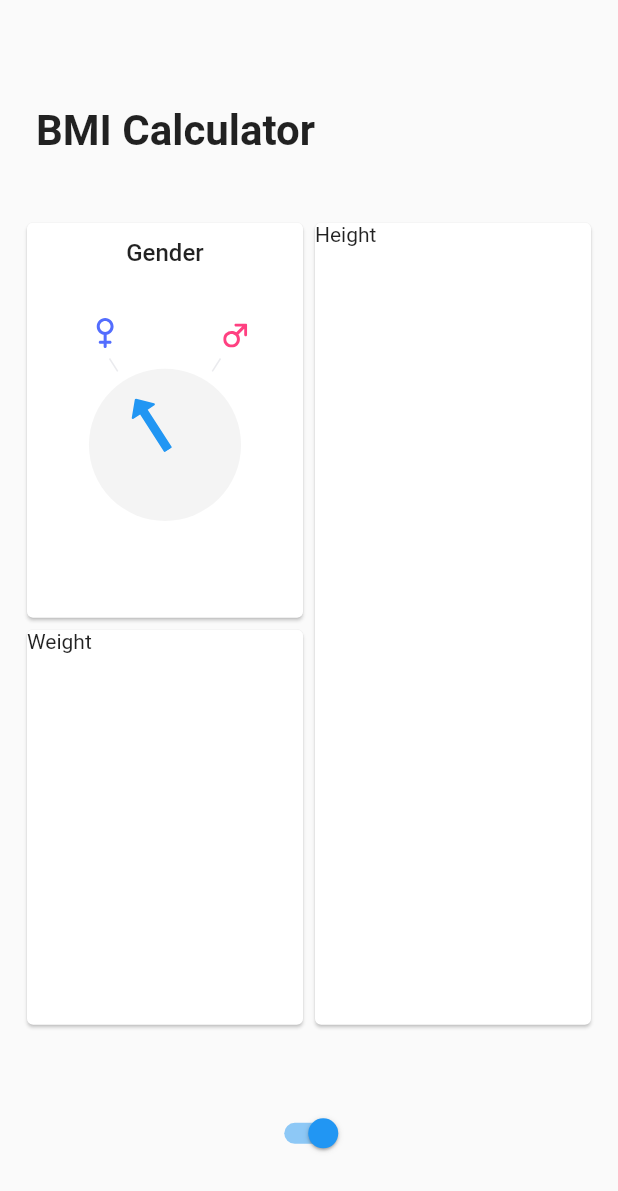
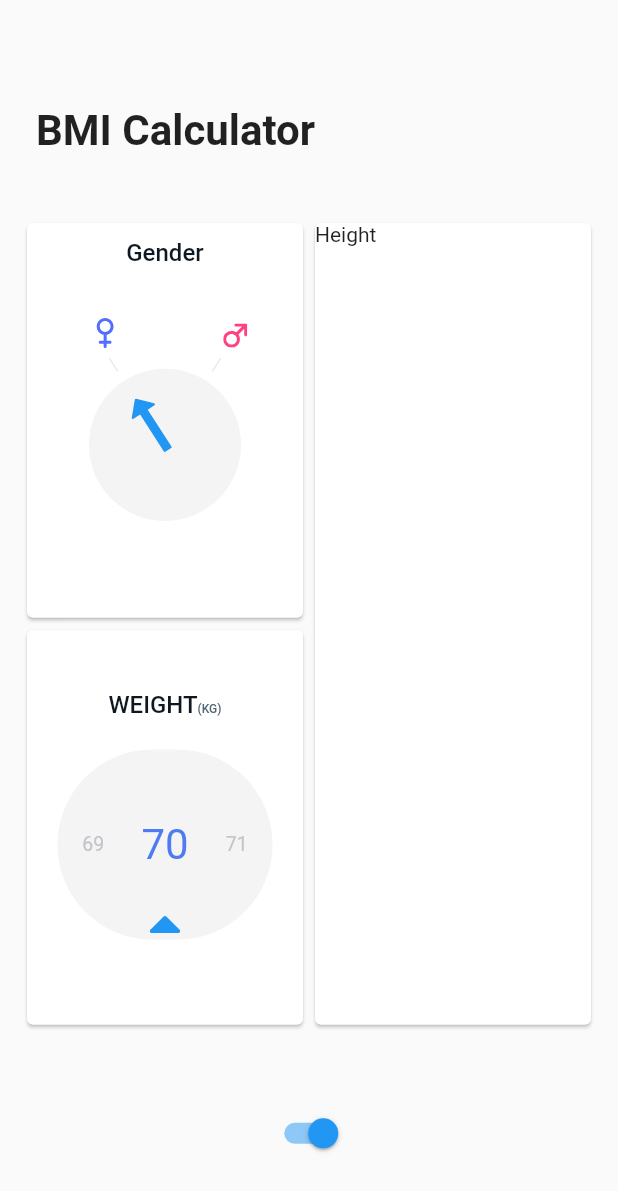
Before and after one commit to rezastallone/Heart-App, a Flutter app: the screen it shows after launch, on a phone screen of 412 x 824 dp. Shown: the top 1191 px of the screen. Run offline on Flutter 3.47's test engine with Material 2 defaults, Android fonts, the phone set to English and light mode, and no system bars; our stand-ins replace flutter_svg.

Commit message:
add weight widget

```diff
--- a/lib/input_page.dart
+++ b/lib/input_page.dart
@@ -1,5 +1,6 @@
 import 'package:flutter/material.dart';
 import 'package:heart_app/gender_card.dart';
+import 'package:heart_app/weight_card.dart';
 import 'dimensions.dart' show screenAwareSize;
 
 class InputPage extends StatelessWidget{
@@ -42,7 +43,7 @@ class InputPage extends StatelessWidget{
           Expanded(child: Column(
             children: <Widget>[
               Expanded(child: GenderCard()),
-              Expanded(child: _tempCard("Weight"))
+              Expanded(child: WeightCard())
             ],
           )),
           Expanded(child: _tempCard("Height"))
--- a/lib/title_card.dart
+++ b/lib/title_card.dart
@@ -1,12 +1,37 @@
 import 'package:flutter/material.dart';
 
+const TextStyle _titleStyle = TextStyle(
+  fontSize: 16.0,
+  fontWeight: FontWeight.w500,
+  color: Color.fromRGBO(14, 24, 35, 1.0)
+);
+
+const TextStyle _subtitleStyle = TextStyle(
+  fontSize: 8.0,
+  fontWeight: FontWeight.w500,
+  color: Color.fromRGBO(78, 102, 114, 1.0)
+);
+
 class TitleCard extends StatelessWidget{
+
   final String title;
+  final String subTitle;
 
-  const TitleCard(this.title,{Key key}) : super(key:key);
+  const TitleCard(this.title,{Key key, this.subTitle}) : super(key:key);
 
   @override
   Widget build(BuildContext context) {
-    return Text(title,style: new TextStyle(fontSize: 16.0,fontWeight: FontWeight.w500));
+    return RichText(
+      text: TextSpan(
+        text: title,
+        style: _titleStyle,
+        children: <TextSpan>[
+          TextSpan(
+            text: subTitle ?? "",
+            style: _subtitleStyle
+          )
+        ]
+      ),
+    );
   }
 }
--- /dev/null
+++ b/lib/weight_card.dart
@@ -0,0 +1,88 @@
+import 'package:flutter/material.dart';
+import 'package:heart_app/dimensions.dart';
+import 'package:heart_app/title_card.dart';
+import 'package:flutter_svg/flutter_svg.dart';
+import 'package:heart_app/weight_slider.dart';
+
+class WeightCard extends StatefulWidget {
+  get initialWeight => null;
+
+  @override
+  State<StatefulWidget> createState() {
+    return _WeightCardState();
+  }
+}
+
+class _WeightCardState extends State<WeightCard> {
+
+  int weight;
+
+  @override
+  void initState() {
+    super.initState();
+    weight = widget.initialWeight ?? 70;
+  }
+
+  @override
+  Widget build(BuildContext context) {
+    return Card(
+      child: Padding(
+        padding: EdgeInsets.only(
+            top: screenAwareSize(32.0, context),
+            left: screenAwareSize(16.0, context),
+            right: screenAwareSize(16.0, context)),
+        child: Column(
+          crossAxisAlignment: CrossAxisAlignment.center,
+          children: <Widget>[
+            TitleCard("WEIGHT", subTitle: "(KG)"),
+            _drawSlider()
+          ],
+        ),
+      ),
+    );
+  }
+
+  Widget _drawSlider() {
+    return WeightBackground(
+        child: LayoutBuilder(
+            builder: (context, constraints) => constraints.isTight ? Container() : WeightSlider(
+              minValue: 30,
+              maxValue: 110,
+              width: constraints.maxWidth,
+              value: weight,
+              onChanged: (val) => setState(() => weight = val ),
+            )));
+  }
+}
+
+class WeightBackground extends StatelessWidget {
+  final Widget child;
+
+  const WeightBackground({Key key, this.child}) : super(key: key);
+
+  @override
+  Widget build(BuildContext context) {
+    return Padding(
+      padding: EdgeInsets.only(top: screenAwareSize(16, context)),
+      child: Stack(
+        alignment: Alignment.bottomCenter,
+        children: <Widget>[
+          Container(
+            height: screenAwareSize(100.0, context),
+            decoration: BoxDecoration(
+                color: Color.fromRGBO(244, 244, 244, 1.0),
+                borderRadius:
+                    new BorderRadius.circular(screenAwareSize(50.0, context))),
+            child: child,
+          ),
+          SvgPicture.asset(
+            "assets/up_arrow.svg",
+            height: screenAwareSize(16.0, context),
+            width: screenAwareSize(24.0, context),
+            color: Colors.blue,
+          ),
+        ],
+      ),
+    );
+  }
+}
--- /dev/null
+++ b/lib/weight_slider.dart
@@ -0,0 +1,111 @@
+import 'package:flutter/material.dart';
+import 'package:flutter/rendering.dart';
+import 'dart:math' as math;
+
+class WeightSlider extends StatelessWidget {
+  final int minValue;
+  final int maxValue;
+  final double width;
+
+  final int value;
+  final ValueChanged<int> onChanged;
+  final ScrollController scrollController;
+
+  WeightSlider(
+      {Key key,
+      this.minValue,
+      this.maxValue,
+      this.width,
+      this.value,
+      this.onChanged})
+      : scrollController = new ScrollController(
+            initialScrollOffset: (value - minValue) * width / 3),
+        super(key: key);
+
+  double get itemExtent => width / 3;
+
+  int _indexToValue(int index) => minValue + (index - 1);
+
+  @override
+  Widget build(BuildContext context) {
+    int itemCount = (maxValue - minValue) + 3;
+    return NotificationListener(
+      onNotification: _onNotification,
+      child: new ListView.builder(
+        scrollDirection: Axis.horizontal,
+        controller: scrollController,
+        itemExtent: itemExtent,
+        itemCount: itemCount,
+        physics: BouncingScrollPhysics(),
+        itemBuilder: (BuildContext context, int index) {
+          final int value = _indexToValue(index);
+          bool isExtra = index == 0 || index == itemCount - 1;
+
+          return isExtra
+              ? new Container()
+              : GestureDetector(
+                  behavior: HitTestBehavior.translucent,
+                  onTap: () => _animateTo(value, durationMillis: 100),
+                  child: FittedBox(
+                      fit: BoxFit.scaleDown,
+                      child: Center(
+                          child: new Text(value.toString(),
+                              style: _getTextStyle(value)))),
+                );
+        },
+      ),
+    );
+  }
+
+  int _offsetToMiddleIndex(double offset) => (offset + width / 2) ~/ itemExtent;
+
+  int _offsetToMiddleValue(double offset) {
+    int indexOfMiddleElement = _offsetToMiddleIndex(offset);
+    int middleValue = _indexToValue(indexOfMiddleElement);
+    return middleValue;
+  }
+
+  bool _userStoppedScrolling(Notification notification) {
+    return notification is UserScrollNotification &&
+        notification.direction == ScrollDirection.idle &&
+        scrollController.position.activity is! HoldScrollActivity;
+  }
+
+  _animateTo(int valueToSelect, {int durationMillis = 200}) {
+    double targetExtent = (valueToSelect - minValue) * itemExtent;
+    scrollController.animateTo(targetExtent,
+        duration: new Duration(milliseconds: durationMillis),
+        curve: Curves.decelerate);
+  }
+
+  bool _onNotification(Notification notification) {
+    if (notification is ScrollNotification) {
+      int middleValue = _offsetToMiddleValue(notification.metrics.pixels);
+      middleValue = math.max(minValue, math.min(maxValue, middleValue));
+      if (_userStoppedScrolling(notification)) {
+        _animateTo(middleValue);
+      }
+
+      if (middleValue != value) {
+        onChanged(middleValue);
+      }
+    }
+    return true;
+  }
+
+  TextStyle _getDefaultTextStyle() {
+    return new TextStyle(
+        color: Color.fromRGBO(196, 197, 203, 1.0), fontSize: 13.0);
+  }
+
+  TextStyle _getHighlightedTextStyle() {
+    return new TextStyle(
+        color: Color.fromRGBO(77, 123, 243, 1.0), fontSize: 28.0);
+  }
+
+  TextStyle _getTextStyle(int itemValue) {
+    return itemValue == value
+        ? _getHighlightedTextStyle()
+        : _getDefaultTextStyle();
+  }
+}
```
Also changed, not shown: assets/up_arrow.svg (added).
